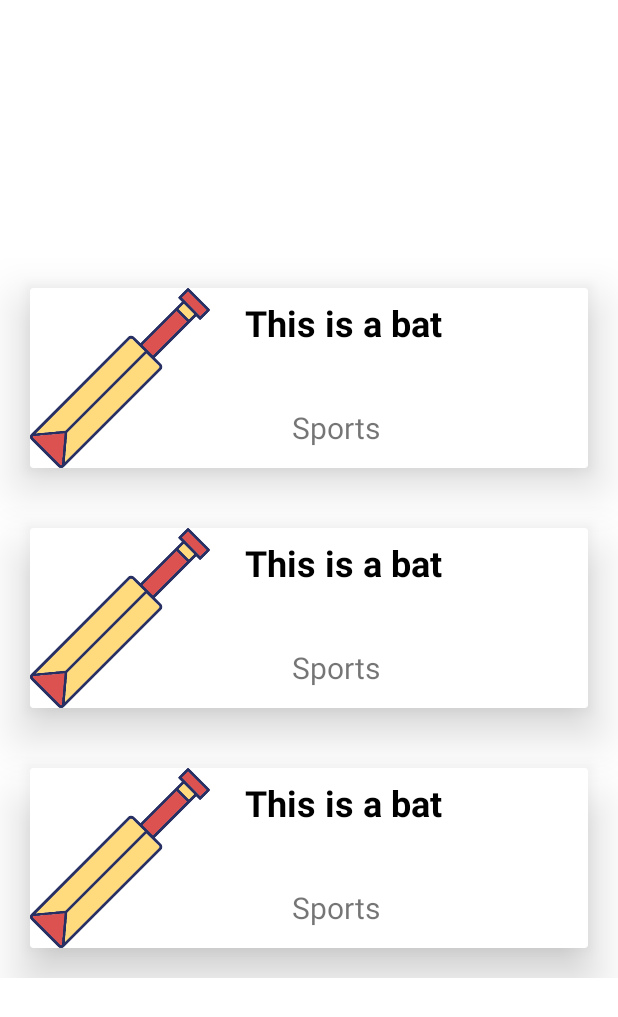
After one commit to Progambler227788/Library, an Android app: the layout activity_recycler_view.xml on its own in the app's theme, with its tools: preview values and no code run, on a phone screen of 412 x 824 dp. The commit adds this screen. Shown: the top 1017 px of the screen. Run offline under Robolectric (Android 15) with nearby library versions, the phone set to English and light mode, and no system bars.

Commit message:
updated with recycler

```diff
--- a/app/build.gradle
+++ b/app/build.gradle
@@ -40,7 +40,7 @@ android {
 
 dependencies {
 
-    implementation 'androidx.core:core-ktx:1.10.0'
+    implementation 'androidx.core:core-ktx:1.10.1'
     implementation 'androidx.appcompat:appcompat:1.6.1'
     implementation 'com.google.android.material:material:1.9.0'
     implementation 'androidx.constraintlayout:constraintlayout:2.1.4'
--- a/app/src/main/AndroidManifest.xml
+++ b/app/src/main/AndroidManifest.xml
@@ -1,6 +1,8 @@
 <?xml version="1.0" encoding="utf-8"?>
 <manifest xmlns:android="http://schemas.android.com/apk/res/android"
     xmlns:tools="http://schemas.android.com/tools">
+
+    <uses-permission android:name="android.permission.READ_EXTERNAL_STORAGE" />
 
     <application
         android:allowBackup="true"
@@ -11,6 +13,9 @@
         android:supportsRtl="true"
         android:theme="@style/Theme.FragmentsLearn"
         tools:targetApi="31">
+        <activity
+            android:name=".RecyclerView"
+            android:exported="false" />
         <activity
             android:name=".CardViewer"
             android:exported="false" />
--- a/app/src/main/java/com/example/fragmentslearn/BlankFragment.kt
+++ b/app/src/main/java/com/example/fragmentslearn/BlankFragment.kt
@@ -33,7 +33,7 @@ class BlankFragment : Fragment() {
         Log.i(my,"onCreateView")
         val view = inflater.inflate(R.layout.fragment_blank,container,false)
         val myListView = view.findViewById<ListView>(R.id.listView)
-        val myData = arrayOf("Talha","Haroon","Farman","Arslan","Noman","Ismail","Shahbaz","Hadia","Janam")
+        val myData = arrayOf("Talha","Haroon","Farman","Arslan","Noman","Ismail","Jonny Bai","Hadia","Janam")
         Adapter = ArrayAdapter(activity as Context,android.R.layout.simple_selectable_list_item,myData)
         myListView.adapter = Adapter
         return view
--- a/app/src/main/java/com/example/fragmentslearn/MainActivity.kt
+++ b/app/src/main/java/com/example/fragmentslearn/MainActivity.kt
@@ -23,10 +23,12 @@ class MainActivity : AppCompatActivity() {
             replaceFrag(BlankFragment2())
         }
         binding.talha.setOnClickListener {
-            startActivity(Intent(this,Layouts::class.java))
+
+
+            startActivity(Intent(this,Layouts::class.java).putExtra("name","Talha"))
         }
         binding.loadCards.setOnClickListener {
-            startActivity(Intent(this,CardViewer::class.java))
+            startActivity(Intent(this,RecyclerView::class.java))
         }
 
 
--- /dev/null
+++ b/app/src/main/java/com/example/fragmentslearn/RvModel.kt
@@ -0,0 +1,5 @@
+package com.example.fragmentslearn
+
+data class RvModel(var Profile: Int, var bat: String, var description : String){
+
+}
--- a/app/src/main/res/layout/activity_layouts.xml
+++ b/app/src/main/res/layout/activity_layouts.xml
@@ -84,4 +84,10 @@
         android:contentDescription="@string/rate_things"
         android:layout_marginRight="15sp" />
 
+    <Button
+        android:id="@+id/storage"
+        android:layout_width="match_parent"
+        android:layout_height="wrap_content"
+        android:text="Storage" />
+
 </LinearLayout>
--- /dev/null
+++ b/app/src/main/res/layout/activity_recycler_view.xml
@@ -0,0 +1,21 @@
+<?xml version="1.0" encoding="utf-8"?>
+<androidx.constraintlayout.widget.ConstraintLayout xmlns:android="http://schemas.android.com/apk/res/android"
+    xmlns:app="http://schemas.android.com/apk/res-auto"
+    xmlns:tools="http://schemas.android.com/tools"
+    android:id="@+id/rv"
+    android:layout_width="match_parent"
+    android:layout_height="match_parent"
+    android:layout_marginTop="20dp"
+    android:layout_marginBottom="20dp"
+    tools:context=".RecyclerView">
+
+    <androidx.recyclerview.widget.RecyclerView
+        android:id="@+id/recyclerView"
+        android:layout_width="match_parent"
+        android:layout_height="wrap_content"
+        app:layout_constraintBottom_toBottomOf="parent"
+        app:layout_constraintEnd_toEndOf="parent"
+        app:layout_constraintStart_toStartOf="parent"
+        app:layout_constraintTop_toTopOf="parent"
+        tools:listitem="@layout/rv_items" />
+</androidx.constraintlayout.widget.ConstraintLayout>
--- /dev/null
+++ b/app/src/main/res/layout/rv_items.xml
@@ -0,0 +1,57 @@
+<?xml version="1.0" encoding="utf-8"?>
+<androidx.cardview.widget.CardView xmlns:android="http://schemas.android.com/apk/res/android"
+    xmlns:app="http://schemas.android.com/apk/res-auto"
+    xmlns:tools="http://schemas.android.com/tools"
+    android:layout_width="match_parent"
+    android:layout_height="wrap_content"
+    android:layout_margin="20dp"
+    android:elevation="20dp"
+    app:cardElevation="20dp">
+
+    <androidx.constraintlayout.widget.ConstraintLayout
+        android:layout_width="match_parent"
+        android:layout_height="match_parent">
+
+        <ImageView
+            android:id="@+id/batpic"
+            android:layout_width="120dp"
+            android:layout_height="120dp"
+            app:layout_constraintBottom_toBottomOf="parent"
+            app:layout_constraintEnd_toEndOf="parent"
+            app:layout_constraintHorizontal_bias="0.0"
+            app:layout_constraintStart_toStartOf="parent"
+            app:layout_constraintTop_toTopOf="parent"
+            app:layout_constraintVertical_bias="0.0"
+            app:srcCompat="@drawable/bat" />
+
+        <TextView
+            android:id="@+id/name"
+            android:layout_width="wrap_content"
+            android:layout_height="wrap_content"
+            android:text="This is a bat"
+            android:textColor="@color/black"
+            android:textSize="24sp"
+            android:textStyle="bold"
+            android:visibility="visible"
+            app:layout_constraintBottom_toBottomOf="parent"
+            app:layout_constraintEnd_toEndOf="parent"
+            app:layout_constraintHorizontal_bias="0.192"
+            app:layout_constraintStart_toEndOf="@+id/batpic"
+            app:layout_constraintTop_toTopOf="parent"
+            app:layout_constraintVertical_bias="0.077" />
+
+        <TextView
+            android:id="@+id/description"
+            android:layout_width="wrap_content"
+            android:layout_height="wrap_content"
+            android:layout_marginTop="40dp"
+            android:text="Sports"
+            android:textSize="20sp"
+
+            android:visibility="visible"
+            app:layout_constraintEnd_toEndOf="@+id/name"
+            app:layout_constraintHorizontal_bias="0.428"
+            app:layout_constraintStart_toStartOf="@+id/name"
+            app:layout_constraintTop_toBottomOf="@+id/name" />
+    </androidx.constraintlayout.widget.ConstraintLayout>
+</androidx.cardview.widget.CardView>
--- a/app/src/main/res/values-night/themes.xml
+++ b/app/src/main/res/values-night/themes.xml
@@ -1,16 +1,16 @@
 <resources xmlns:tools="http://schemas.android.com/tools">
     <!-- Base application theme. -->
-    <style name="Theme.FragmentsLearn" parent="Theme.MaterialComponents.DayNight.DarkActionBar">
+    <style name="Theme.FragmentsLearn" parent="Theme.MaterialComponents.DayNight.NoActionBar">
         <!-- Primary brand color. -->
-        <item name="colorPrimary">@color/purple_200</item>
-        <item name="colorPrimaryVariant">@color/purple_700</item>
-        <item name="colorOnPrimary">@color/black</item>
+        <item name="colorPrimary">@color/Red</item>
+        <item name="colorPrimaryVariant">#B7496C</item>
+        <item name="colorOnPrimary">@color/white</item>
         <!-- Secondary brand color. -->
-        <item name="colorSecondary">@color/teal_200</item>
-        <item name="colorSecondaryVariant">@color/teal_200</item>
-        <item name="colorOnSecondary">@color/black</item>
+        <item name="colorSecondary">#ADD32F</item>
+        <item name="colorSecondaryVariant">#5FE42B</item>
+        <item name="colorOnSecondary">#E34B4B</item>
         <!-- Status bar color. -->
-        <item name="android:statusBarColor">?attr/colorPrimaryVariant</item>
+        <item name="android:statusBarColor">@color/teal_200</item>
         <!-- Customize your theme here. -->
     </style>
 </resources>
--- a/app/src/main/res/values/themes.xml
+++ b/app/src/main/res/values/themes.xml
@@ -1,16 +1,16 @@
 <resources xmlns:tools="http://schemas.android.com/tools">
     <!-- Base application theme. -->
-    <style name="Theme.FragmentsLearn" parent="Theme.MaterialComponents.DayNight.DarkActionBar">
+    <style name="Theme.FragmentsLearn" parent="Theme.MaterialComponents.DayNight.NoActionBar">
         <!-- Primary brand color. -->
-        <item name="colorPrimary">@color/purple_500</item>
-        <item name="colorPrimaryVariant">@color/purple_700</item>
+        <item name="colorPrimary">@color/Red</item>
+        <item name="colorPrimaryVariant">#B7496C</item>
         <item name="colorOnPrimary">@color/white</item>
         <!-- Secondary brand color. -->
-        <item name="colorSecondary">@color/teal_200</item>
-        <item name="colorSecondaryVariant">@color/teal_700</item>
-        <item name="colorOnSecondary">@color/black</item>
+        <item name="colorSecondary">#ADD32F</item>
+        <item name="colorSecondaryVariant">#5FE42B</item>
+        <item name="colorOnSecondary">#E34B4B</item>
         <!-- Status bar color. -->
-        <item name="android:statusBarColor">?attr/colorPrimaryVariant</item>
+        <item name="android:statusBarColor">@color/teal_200</item>
         <!-- Customize your theme here. -->
     </style>
 </resources>
```
Also changed, not shown: app/src/main/java/com/example/fragmentslearn/Layouts.kt (+51 -5 lines), app/src/main/java/com/example/fragmentslearn/RecyclerView.kt (added, +27 -0 lines), app/src/main/java/com/example/fragmentslearn/RvAdapter.kt (added, +35 -0 lines), app/src/main/java/com/example/fragmentslearn/constant.kt (added, +24 -0 lines), app/src/main/res/drawable/styling_borders.xml (added, +11 -0 lines), app/src/main/res/drawable/bat.png (added), app/src/main/res/drawable/cricket.png (added), 1 other file.
